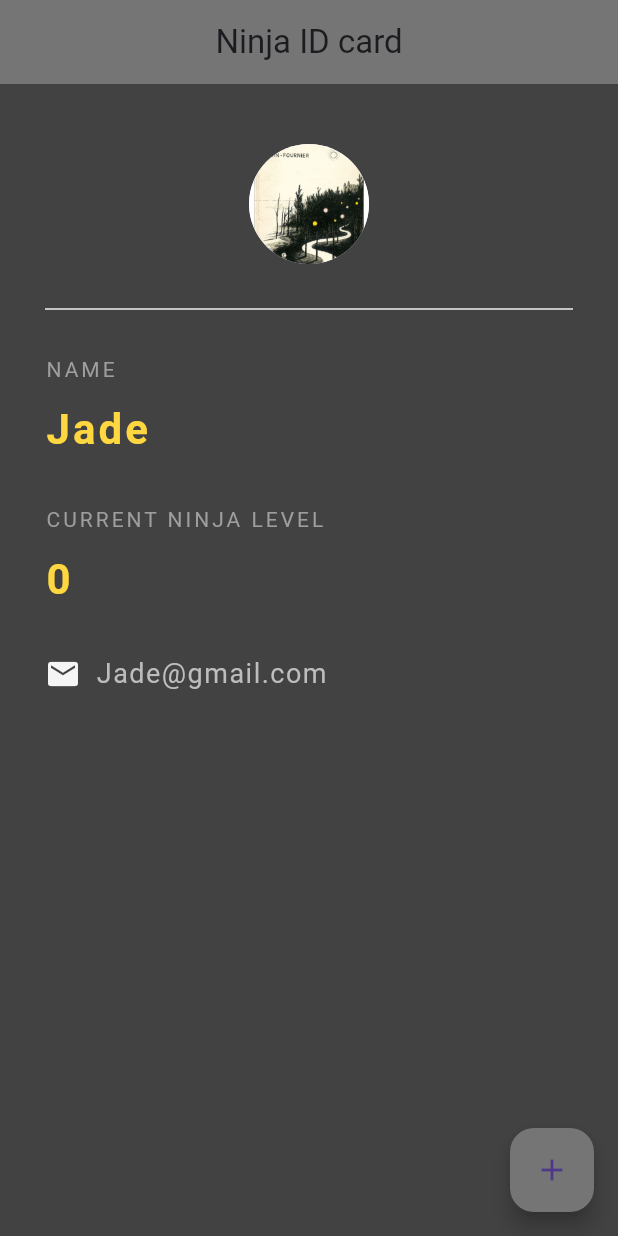
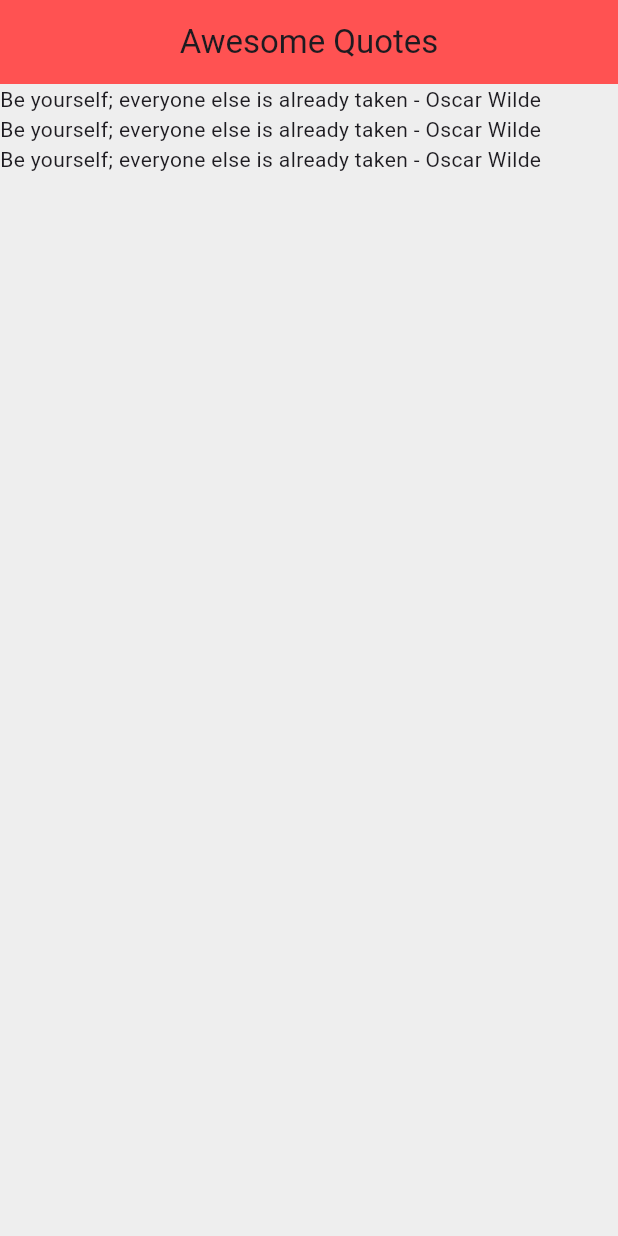
Before and after one commit to Shakirah-Jade/TestFlutter, a Flutter app: the screen it shows after launch, on a phone screen of 412 x 824 dp. Run offline on Flutter 3.47's test engine with Material 3 defaults, Android fonts, the phone set to English and light mode, and no system bars.

Commit message:
Dealing with list and customising aclass

```diff
--- a/timer/lib/main.dart
+++ b/timer/lib/main.dart
@@ -1,107 +1,37 @@
 import 'package:flutter/material.dart';
+import 'quotes.dart';
 
 void main() => runApp(MaterialApp(
-      home: NinjaCard(),
+      home: QuoteList(),
     ));
 
-class NinjaCard extends StatefulWidget {
+class QuoteList extends StatefulWidget {
   @override
-  State<NinjaCard> createState() => _NinjaCardState();
+  State<QuoteList> createState() => _QuoteListState();
 }
 
-class _NinjaCardState extends State<NinjaCard> {
-  int ninjalevel = 0;
+class _QuoteListState extends State<QuoteList> {
+  List<Quote> quotes = [
+    Quote('Be yourself; everyone else is already taken', 'Oscar Wilde'),
+    Quote('Be yourself; everyone else is already taken', 'Oscar Wilde'),
+    Quote('Be yourself; everyone else is already taken', 'Oscar Wilde'),
+    // 'I have nothing to declare except my genius',
+    // 'The truth is rarely pure and  never simple'
+  ];
+
   @override
   Widget build(BuildContext context) {
     return Scaffold(
-      backgroundColor: Colors.grey[800],
+      backgroundColor: Colors.grey[200],
       appBar: AppBar(
-        title: Text('Ninja ID card'),
+        title: Text('Awesome Quotes'),
         centerTitle: true,
-        backgroundColor: Colors.grey[600],
-        elevation: 0.0,
+        backgroundColor: Colors.redAccent,
       ),
-      floatingActionButton: FloatingActionButton(
-        onPressed: () {
-          setState(() {
-            ninjalevel += 1;
-          });
-        },
-        child: Icon(Icons.add),
-        backgroundColor: Colors.grey[600],
-      ),
-      body: Padding(
-        padding: EdgeInsets.fromLTRB(30.0, 40.0, 30.0, 0.0),
-        child: Column(
-          crossAxisAlignment: CrossAxisAlignment.start,
-          children: [
-            Center(
-              child: CircleAvatar(
-                backgroundImage: AssetImage('assets/thewanderer.jpg'),
-                radius: 40.0,
-              ),
-            ),
-            Divider(
-              height: 60.0,
-              color: Colors.grey[200],
-            ),
-            Text(
-              'NAME',
-              style: TextStyle(
-                color: Colors.grey,
-                letterSpacing: 2.0,
-              ),
-            ),
-            SizedBox(height: 10.0),
-            Text(
-              'Jade',
-              style: TextStyle(
-                color: Colors.amberAccent[200],
-                letterSpacing: 2.0,
-                fontSize: 28.0,
-                fontWeight: FontWeight.bold,
-              ),
-            ),
-            SizedBox(height: 30.0),
-            Text(
-              'CURRENT NINJA LEVEL',
-              style: TextStyle(
-                color: Colors.grey,
-                letterSpacing: 2.0,
-              ),
-            ),
-            SizedBox(height: 10.0),
-            Text(
-              '$ninjalevel',
-              style: TextStyle(
-                color: Colors.amberAccent[200],
-                letterSpacing: 2.0,
-                fontSize: 28.0,
-                fontWeight: FontWeight.bold,
-              ),
-            ),
-            SizedBox(height: 30.0),
-            Row(
-              children: [
-                Icon(
-                  Icons.email,
-                  color: Colors.grey[100],
-                ),
-                SizedBox(
-                  width: 10.0,
-                ),
-                Text(
-                  'Jade@gmail.com',
-                  style: TextStyle(
-                    color: Colors.grey[400],
-                    fontSize: 18.0,
-                    letterSpacing: 1.0,
-                  ),
-                ),
-              ],
-            ),
-          ],
-        ),
+      body: Column(
+        children: quotes
+            .map((quote) => Text('${quote.text} - ${quote.author}'))
+            .toList(),
       ),
     );
   }
--- /dev/null
+++ b/timer/lib/quotes.dart
@@ -0,0 +1,7 @@
+class Quote {
+  String text = '';
+  String author = '';
+
+// using named parameters
+  Quote(this.text, this.author) {}
+}
```
Also changed, not shown: 1 other file.
